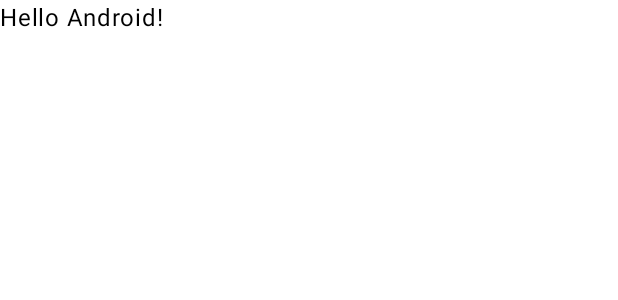
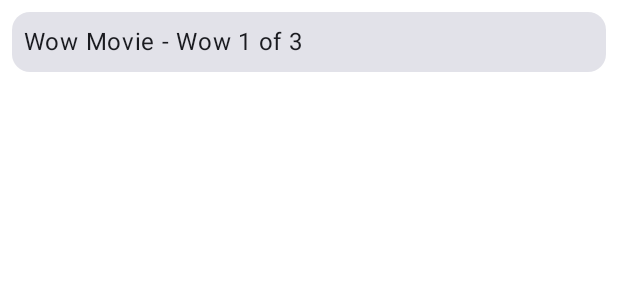
Before and after one commit to jamesarich/OWWow, an Android app built with Jetpack Compose: the @Preview function DefaultPreview, on a phone screen of 412 x 824 dp. Shown: the top 300 px of the screen. Run offline under Robolectric (Android 15) with nearby library versions, the phone set to English and light mode, and no system bars; network calls fail.

```diff
--- a/app/src/main/AndroidManifest.xml
+++ b/app/src/main/AndroidManifest.xml
@@ -11,7 +11,7 @@
         android:roundIcon="@mipmap/ic_launcher_round"
         android:supportsRtl="true"
         android:theme="@style/Theme.OWWow"
-        tools:targetApi="31">
+        tools:targetApi="33">
         <activity
             android:name=".MainActivity"
             android:exported="true"
@@ -29,4 +29,6 @@
         </activity>
     </application>
 
+    <uses-permission android:name="android.permission.INTERNET" />
+    <uses-permission android:name="android.permission.ACCESS_NETWORK_STATE" />
 </manifest>
--- a/app/src/main/java/app/mobilemobile/owwow/MainActivity.kt
+++ b/app/src/main/java/app/mobilemobile/owwow/MainActivity.kt
@@ -3,16 +3,30 @@ package app.mobilemobile.owwow
 import android.os.Bundle
 import androidx.activity.ComponentActivity
 import androidx.activity.compose.setContent
+import androidx.activity.viewModels
+import androidx.compose.foundation.layout.Column
 import androidx.compose.foundation.layout.fillMaxSize
+import androidx.compose.foundation.layout.fillMaxWidth
+import androidx.compose.foundation.layout.padding
+import androidx.compose.foundation.layout.wrapContentHeight
+import androidx.compose.foundation.lazy.LazyColumn
+import androidx.compose.foundation.lazy.itemsIndexed
+import androidx.compose.foundation.lazy.rememberLazyListState
+import androidx.compose.material3.Card
 import androidx.compose.material3.MaterialTheme
 import androidx.compose.material3.Surface
 import androidx.compose.material3.Text
 import androidx.compose.runtime.Composable
 import androidx.compose.ui.Modifier
 import androidx.compose.ui.tooling.preview.Preview
+import androidx.compose.ui.unit.dp
+import app.mobilemobile.owwow.data.Video
+import app.mobilemobile.owwow.data.Wow
 import app.mobilemobile.owwow.ui.theme.OWWowTheme
 
 class MainActivity : ComponentActivity() {
+    private val mainViewModel by viewModels<MainViewModel>()
+
     override fun onCreate(savedInstanceState: Bundle?) {
         super.onCreate(savedInstanceState)
         setContent {
@@ -22,22 +36,64 @@ class MainActivity : ComponentActivity() {
                     modifier = Modifier.fillMaxSize(),
                     color = MaterialTheme.colorScheme.background
                 ) {
-                    Greeting("Android")
+                    val listState = rememberLazyListState()
+                    LazyColumn(state = listState) {
+                        itemsIndexed(mainViewModel.wows) { _, wow ->
+                            WowCard(wow)
+                        }
+                    }
                 }
             }
         }
     }
 }
 
+@Suppress("FunctionNaming")
 @Composable
-fun Greeting(name: String) {
-    Text(text = "Hello $name!")
+fun WowCard(wow: Wow) {
+    Card(
+        modifier = Modifier
+            .fillMaxWidth()
+            .wrapContentHeight()
+            .padding(8.dp)
+    ) {
+        Column(
+            modifier = Modifier
+                .fillMaxWidth()
+                .wrapContentHeight()
+                .padding(8.dp)
+        ) {
+            Text(text = "${wow.movie} - Wow ${wow.currentWowInMovie} of ${wow.totalWowsInMovie}")
+        }
+    }
 }
 
+@Suppress("FunctionNaming")
 @Preview(showBackground = true)
 @Composable
 fun DefaultPreview() {
+    val testVideo = Video(
+        quality1080p = "1080",
+        quality720p = "760,",
+        quality480p = "480",
+        quality360p = "360"
+    )
+    val testWow = Wow(
+        movie = "Wow Movie",
+        year = 2023,
+        releaseDate = "march 1",
+        director = "Wow Director",
+        character = "Wow Character",
+        movieDuration = "120mins",
+        timestamp = "timestamp",
+        fullLine = "wow",
+        currentWowInMovie = 1,
+        totalWowsInMovie = 3,
+        poster = "poster",
+        video = testVideo,
+        audio = "audio"
+    )
     OWWowTheme {
-        Greeting("Android")
+        WowCard(testWow)
     }
 }
--- /dev/null
+++ b/app/src/main/java/app/mobilemobile/owwow/data/Video.kt
@@ -0,0 +1,14 @@
+package app.mobilemobile.owwow.data
+
+import com.google.gson.annotations.SerializedName
+
+data class Video(
+    @SerializedName("1080p")
+    val quality1080p: String,
+    @SerializedName("720p")
+    val quality720p: String,
+    @SerializedName("480p")
+    val quality480p: String,
+    @SerializedName("360p")
+    val quality360p: String
+)
--- /dev/null
+++ b/app/src/main/java/app/mobilemobile/owwow/data/Wow.kt
@@ -0,0 +1,32 @@
+package app.mobilemobile.owwow.data
+
+import com.google.gson.annotations.SerializedName
+
+data class Wow(
+    @SerializedName("movie")
+    val movie: String,
+    @SerializedName("year")
+    val year: Int,
+    @SerializedName("release_date")
+    val releaseDate: String,
+    @SerializedName("director")
+    val director: String,
+    @SerializedName("character")
+    val character: String,
+    @SerializedName("movie_duration")
+    val movieDuration: String,
+    @SerializedName("timestamp")
+    val timestamp: String,
+    @SerializedName("full_line")
+    val fullLine: String,
+    @SerializedName("current_wow_in_movie")
+    val currentWowInMovie: Int,
+    @SerializedName("total_wows_in_movie")
+    val totalWowsInMovie: Int,
+    @SerializedName("poster")
+    val poster: String,
+    @SerializedName("video")
+    val video: Video,
+    @SerializedName("audio")
+    val audio: String
+)
--- a/app/src/main/java/app/mobilemobile/owwow/ui/theme/Color.kt
+++ b/app/src/main/java/app/mobilemobile/owwow/ui/theme/Color.kt
@@ -1,3 +1,5 @@
+@file:Suppress("MagicNumber")
+
 package app.mobilemobile.owwow.ui.theme
 
 import androidx.compose.ui.graphics.Color
--- a/app/src/main/java/app/mobilemobile/owwow/ui/theme/Theme.kt
+++ b/app/src/main/java/app/mobilemobile/owwow/ui/theme/OWWowTheme.kt
@@ -13,7 +13,7 @@ import androidx.compose.runtime.SideEffect
 import androidx.compose.ui.graphics.toArgb
 import androidx.compose.ui.platform.LocalContext
 import androidx.compose.ui.platform.LocalView
-import androidx.core.view.ViewCompat
+import androidx.core.view.WindowCompat
 
 private val DarkColorScheme = darkColorScheme(
     primary = Purple80,
@@ -37,6 +37,7 @@ private val LightColorScheme = lightColorScheme(
     */
 )
 
+@Suppress("FunctionNaming")
 @Composable
 fun OWWowTheme(
     darkTheme: Boolean = isSystemInDarkTheme(),
@@ -56,7 +57,10 @@ fun OWWowTheme(
     if (!view.isInEditMode) {
         SideEffect {
             (view.context as Activity).window.statusBarColor = colorScheme.primary.toArgb()
-            ViewCompat.getWindowInsetsController(view)?.isAppearanceLightStatusBars = darkTheme
+            WindowCompat.getInsetsController(
+                (view.context as Activity).window,
+                view
+            ).isAppearanceLightStatusBars = darkTheme
         }
     }
 
```
Also changed, not shown: app/build.gradle (+9 -0 lines), app/src/main/java/app/mobilemobile/owwow/MainViewModel.kt (added, +31 -0 lines), app/src/main/java/app/mobilemobile/owwow/api/OWWowService.kt (added, +24 -0 lines), app/src/main/java/app/mobilemobile/owwow/ui/theme/Type.kt (line endings or trailing spaces), 1 other file.
